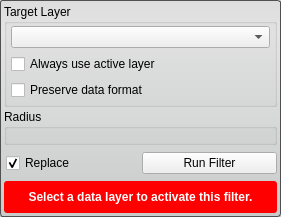
The window that src/Interface/ToolInterface/MedianFilterInterface.ui (SCIInstitute/Seg3D) describes before a commit, drawn with Qt 5.
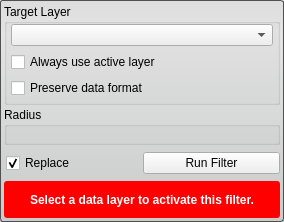
The same window after the commit. Custom widgets are drawn as their Qt base class.

The edit to the form file:
```diff
--- a/src/Interface/ToolInterface/MedianFilterInterface.ui
+++ b/src/Interface/ToolInterface/MedianFilterInterface.ui
@@ -6,8 +6,8 @@
    <rect>
     <x>0</x>
     <y>0</y>
-    <width>281</width>
-    <height>217</height>
+    <width>284</width>
+    <height>222</height>
    </rect>
   </property>
   <property name="sizePolicy">
@@ -51,11 +51,14 @@
       <string>Target Layer</string>
      </property>
      <layout class="QVBoxLayout" name="verticalLayout_5">
+      <property name="spacing">
+       <number>6</number>
+      </property>
       <property name="leftMargin">
        <number>4</number>
       </property>
       <property name="topMargin">
-       <number>2</number>
+       <number>0</number>
       </property>
       <property name="rightMargin">
        <number>4</number>
@@ -211,12 +214,6 @@
        <height>32</height>
       </size>
      </property>
-     <property name="maximumSize">
-      <size>
-       <width>16777215</width>
-       <height>32</height>
-      </size>
-     </property>
      <property name="styleSheet">
       <string notr="true">QLabel#message_{
   color: white;
```
